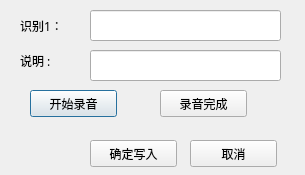
Before: the Qt Designer form voiceIden/dialogAddTable1.ui in lcdsdream/my-gradution-project, drawn with Qt 5.
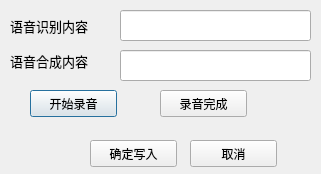
After: the same form once the commit is applied.

Commit message: 语音模块修改 数据库项目更改

```diff
--- a/voiceIden/dialogAddTable1.ui
+++ b/voiceIden/dialogAddTable1.ui
@@ -6,8 +6,8 @@
    <rect>
     <x>0</x>
     <y>0</y>
-    <width>305</width>
-    <height>175</height>
+    <width>321</width>
+    <height>174</height>
    </rect>
   </property>
   <property name="font">
@@ -21,33 +21,44 @@
   <widget class="QLabel" name="label">
    <property name="geometry">
     <rect>
-     <x>20</x>
+     <x>10</x>
      <y>15</y>
-     <width>61</width>
+     <width>101</width>
      <height>21</height>
     </rect>
    </property>
+   <property name="font">
+    <font>
+     <family>WenQuanYi Micro Hei</family>
+     <pointsize>10</pointsize>
+    </font>
+   </property>
    <property name="text">
-    <string>识别1：</string>
+    <string>语音识别内容</string>
    </property>
   </widget>
   <widget class="QLabel" name="label_2">
    <property name="geometry">
     <rect>
-     <x>20</x>
+     <x>10</x>
      <y>50</y>
-     <width>61</width>
+     <width>101</width>
      <height>21</height>
     </rect>
    </property>
+   <property name="font">
+    <font>
+     <pointsize>10</pointsize>
+    </font>
+   </property>
    <property name="text">
-    <string>说明 :</string>
+    <string>语音合成内容</string>
    </property>
   </widget>
   <widget class="QLineEdit" name="lineEditItem0">
    <property name="geometry">
     <rect>
-     <x>90</x>
+     <x>120</x>
      <y>10</y>
      <width>191</width>
      <height>31</height>
@@ -57,7 +68,7 @@
   <widget class="QLineEdit" name="lineEditItem1">
    <property name="geometry">
     <rect>
-     <x>90</x>
+     <x>120</x>
      <y>50</y>
      <width>191</width>
      <height>31</height>
```
The commit also changes 9 other files.
